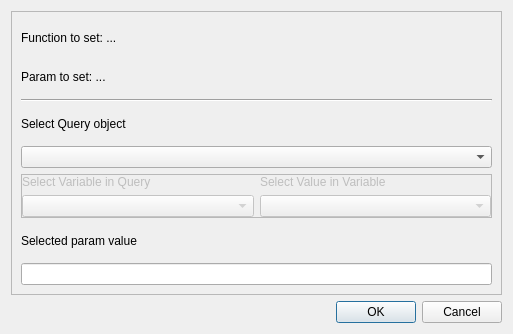
The window that ui/set_param_dialog.ui (usc-psychsim/psychsim-eval-gui) describes before a commit, drawn with Qt 5.
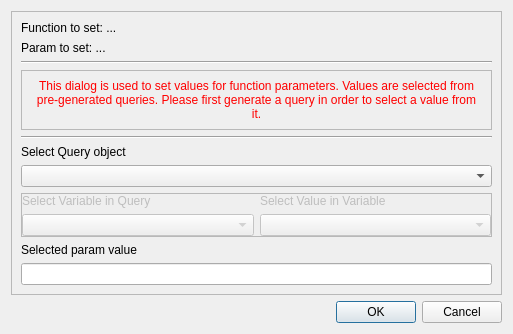
The same window after the commit.

Commit message: Add explicit instructions

The edit to the form file:
```diff
--- a/ui/set_param_dialog.ui
+++ b/ui/set_param_dialog.ui
@@ -37,6 +37,44 @@
         </property>
        </widget>
       </item>
+      <item>
+       <widget class="Line" name="line_2">
+        <property name="orientation">
+         <enum>Qt::Horizontal</enum>
+        </property>
+       </widget>
+      </item>
+      <item>
+       <widget class="QFrame" name="frame_2">
+        <property name="frameShape">
+         <enum>QFrame::StyledPanel</enum>
+        </property>
+        <property name="frameShadow">
+         <enum>QFrame::Raised</enum>
+        </property>
+        <property name="lineWidth">
+         <number>5</number>
+        </property>
+        <layout class="QHBoxLayout" name="horizontalLayout">
+         <item>
+          <widget class="QLabel" name="label">
+           <property name="styleSheet">
+            <string notr="true">color: red</string>
+           </property>
+           <property name="text">
+            <string>This dialog is used to set values for function parameters. Values are selected from pre-generated queries. Please first generate a query in order to select a value from it.</string>
+           </property>
+           <property name="alignment">
+            <set>Qt::AlignCenter</set>
+           </property>
+           <property name="wordWrap">
+            <bool>true</bool>
+           </property>
+          </widget>
+         </item>
+        </layout>
+       </widget>
+      </item>
       <item>
        <widget class="Line" name="line">
         <property name="orientation">
@@ -46,6 +84,9 @@
       </item>
       <item>
        <widget class="QLabel" name="info_label">
+        <property name="styleSheet">
+         <string notr="true"/>
+        </property>
         <property name="text">
          <string>Select Query object</string>
         </property>
```
